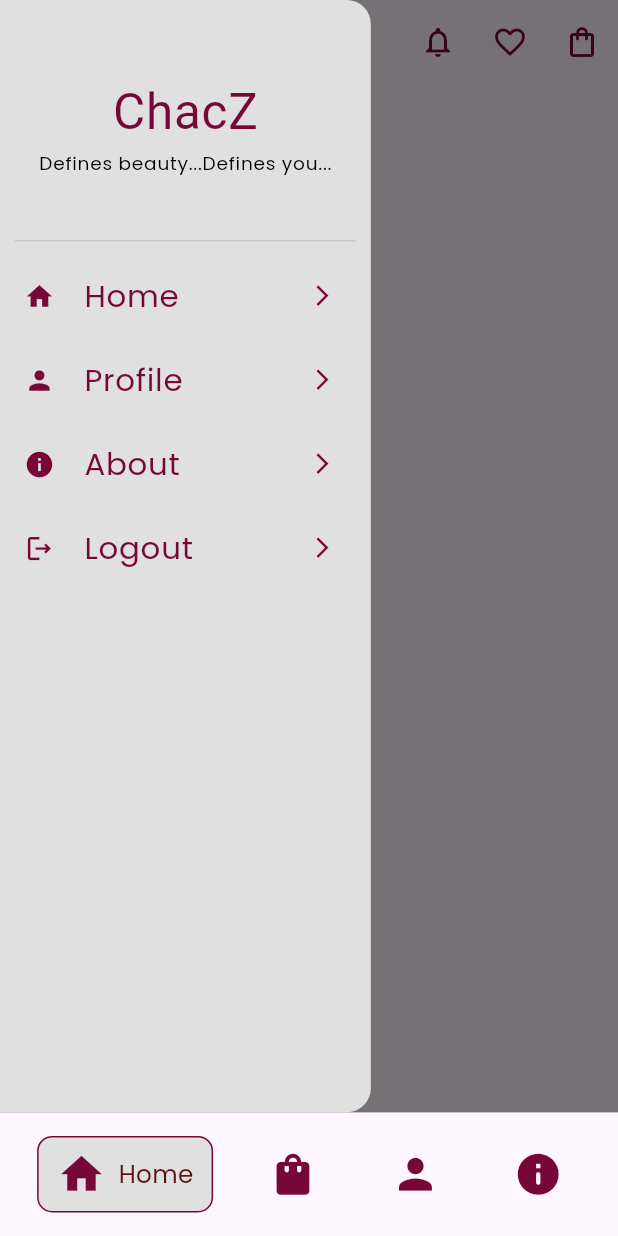
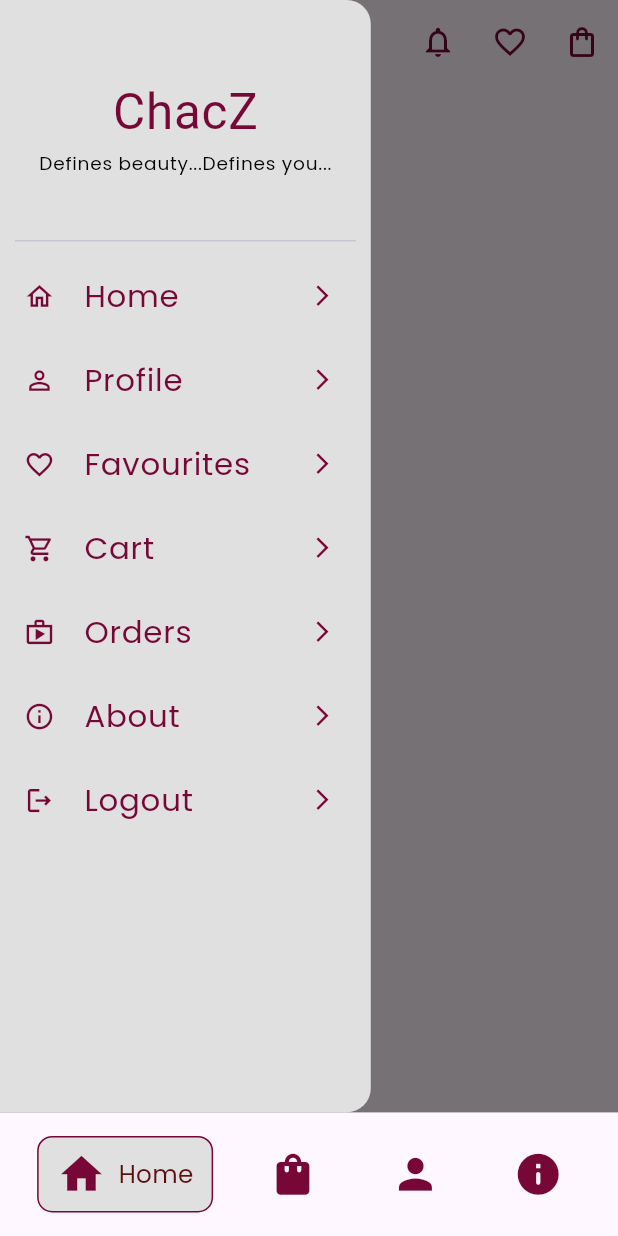
Before and after one commit to Abinberly/chacz, a Flutter app: the screen it shows after launch, in the side drawer, after a tap on the "menu" icon, on a phone screen of 412 x 824 dp. Run offline on Flutter 3.47's test engine with Material 3 defaults, Android fonts, the light colour scheme and no system bars; drawn by our look-alikes of google_nav_bar; our stand-ins replace get, google_fonts; network calls fail; Roboto replaces fonts that are missing (Monoton).

Commit message:
Fifth Commit

```diff
--- a/lib/controller/cart_controller.dart
+++ b/lib/controller/cart_controller.dart
@@ -4,9 +4,13 @@ import '../model/makeup_product.dart';
 
 class CartController extends GetxController {
   RxList<MakeupProduct> cartItems = <MakeupProduct>[].obs;
+    RxList<MakeupProduct> buyNowItems = <MakeupProduct>[].obs;
+
+  RxInt itemCount = 1.obs;
   void addToCart(MakeupProduct product) {
     cartItems.add(product);
   }
+
 
   void removeFromCart(MakeupProduct product) {
     cartItems.remove(product);
@@ -19,4 +23,13 @@ class CartController extends GetxController {
   double getCartTotal() {
     return cartItems.fold(0, (sum, item) => sum + item.price);
   }
+   void increaseItemCount() {
+    itemCount++;
+  }
+
+  void decreaseItemCount() {
+    if (itemCount > 1) {
+      itemCount--;
+    }
+  }
 }
--- a/lib/controller/product_controller.dart
+++ b/lib/controller/product_controller.dart
@@ -4,15 +4,16 @@ import 'dart:convert';
 import 'package:http/http.dart' as http;
 import 'package:get/get.dart';
 import 'package:make_up/model/makeup_product.dart';
-
 import 'cart_controller.dart';
 
 class ProductController extends GetxController {
-  static const int _pageSize = 10;
+  static const int pageSize = 10;
+  static const String apiUrl = 'https://makeup-api.herokuapp.com/api/v1/products.json';
   RxList<MakeupProduct> products = <MakeupProduct>[].obs;
   var isLoading = true.obs;
   var isLastPage = false.obs;
   int currentPage = 1;
+  RxString errorMessage = ''.obs;
   final CartController cartController = Get.find<CartController>();
 
   @override
@@ -24,29 +25,29 @@ class ProductController extends GetxController {
   Future<void> fetchProduct() async {
     isLoading(true);
     try {
-      final response = await http.get(Uri.parse(
-          'https://makeup-api.herokuapp.com/api/v1/products.json?page=$currentPage&limit=$_pageSize'));
+      final http.Response response = await http.get(Uri.parse('$apiUrl?page=$currentPage&limit=$pageSize'));
       if (response.statusCode == 200) {
         final List<dynamic> newProductList = jsonDecode(response.body);
 
-        // Use RxList.obs factory method to ensure correct type
         products = <MakeupProduct>[].obs;
 
-        // Add new items
         products.assignAll(newProductList
             .map((json) => MakeupProduct.fromJson(json))
             .cast<MakeupProduct>());
-
+        errorMessage.value = '';
         if (newProductList.isNotEmpty) {
           currentPage++;
         } else {
           isLastPage(true);
         }
       } else {
-        print('HTTP request failed with status: ${response.statusCode}');
+        errorMessage.value = 'Server responded with status code ${response.statusCode}';
       }
+    } on http.ClientException catch (_) {
+      errorMessage.value = 'Network error occurred. Please check your internet connection.';
     } catch (e) {
-      print("Error while getting the data is $e");
+      errorMessage.value = 'An unexpected error occurred. Please try again later.';
+      print("Error while getting the data: $e");
     } finally {
       isLoading(false);
     }
@@ -55,7 +56,6 @@ class ProductController extends GetxController {
   void addToCart(MakeupProduct product) {
     cartController.addToCart(product);
   }
-
   void loadMoreProduct() {
     if (!isLoading.value && !isLastPage.value) {
       fetchProduct();
--- a/lib/helpers/strings.dart
+++ b/lib/helpers/strings.dart
@@ -6,4 +6,14 @@ class Strings {
   static const String cart = "Cart";
   static const String profile = "Profile";
   static const String logOut = "Logout";
+  static const String favourites = "Favourites";
+  static const String orders = "Orders";
+  static const String emptyCart = "Your cart is empty.";
+  static const String cancel = "Cancel";
+  static const String itemRemovedFrom = "Item removed from your cart.";
+  static const String itemRemoved = 'Item removed';
+  static const String itemMovedFor = "Item moved for payment.";
+  static const String itemMoved = 'Item moved';
+  static const String proceed = 'Proceed';
+  static const String buyNow = 'Buy Now';
 }
--- a/lib/view/pages/cart_page.dart
+++ b/lib/view/pages/cart_page.dart
@@ -1,45 +1,99 @@
 import 'package:flutter/material.dart';
 import 'package:get/get.dart';
 import 'package:make_up/controller/product_controller.dart';
+import 'package:make_up/helpers/app_themes.dart';
+import 'package:make_up/helpers/strings.dart';
+import 'package:make_up/view/pages/buynow_page.dart';
+import 'package:make_up/view/res/app_button.dart';
+import 'package:make_up/view/res/app_snackbar.dart';
+import 'package:make_up/view/res/cart_list_tile.dart';
 
 import '../../controller/cart_controller.dart';
 
 class CartPage extends StatelessWidget {
   final CartController cartController = Get.find<CartController>();
   final ProductController productController = Get.find<ProductController>();
-   CartPage({super.key});
+
+  CartPage({super.key});
   @override
   Widget build(BuildContext context) {
+     double height = MediaQuery.of(context).size.height;
+    double width = MediaQuery.of(context).size.width;
     return Scaffold(
       appBar: AppBar(
-        title: const Text('Shopping Cart'),
+        title:  Text(Strings.cart,style: AppThemes.headline3(fontSize: height*0.05),),
       ),
       body: Obx(
         () => cartController.cartItems.isEmpty
             ? const Center(
-                child: Text('Your cart is empty.'),
+                child: Text(Strings.emptyCart),
               )
             : ListView.builder(
                 itemCount: cartController.cartItems.length,
                 itemBuilder: (context, index) {
-                  final product = cartController.cartItems[index];
-                  return ListTile(
-                    title: Text(product.name),
-                    subtitle: Text('\$${product.price.toString()}'),
-
-                  );
+                   final product = cartController.cartItems[index];
+                  return CartListTile(
+                      image: product.imageLink,
+                      brand: product.brand,
+                      price: product.price.toString(),
+                      icon: Icons.favorite_outline,
+                      onTap: () {
+                        Get.to( BuyNowPage());
+                       productController.addToCart(product);
+                      },
+                      name: product.name,
+                       onIconTap: () {
+                        cartController.removeFromCart(product);
+                        AppSnackbar.show(
+                          messageTitle: Strings.itemRemoved,
+                           message: Strings.itemRemovedFrom ,
+                            titleFontSize: height*0.02, messageFontSize: height*0.03);
+                         },);
                 },
               ),
       ),
       bottomNavigationBar: Padding(
-        padding: const EdgeInsets.all(8.0),
-        child: ElevatedButton(
-          onPressed: () {
+        padding:  EdgeInsets.symmetric(horizontal: width*.05),
+        child:
+            Row(
+              mainAxisAlignment: MainAxisAlignment.spaceBetween,
+             children: [
+          AppButton(
+              title: Strings.cancel,
+              titleColor: AppThemes.appPurpleColor,
+              buttonColor: AppThemes.appWhiteColor,
+              onPressed: () {
+                cartController.clearCart();
+                AppSnackbar.show(
+                    messageTitle: Strings.itemRemoved,
+                    message: Strings.itemRemovedFrom,
+                    titleFontSize: 20,
+                    messageFontSize: 15);
+              },
+              borderColor: AppThemes.appPurpleColor,
+              borderRadius: 15,
+              height: height*0.07,
+              width: width*0.4),
+          AppButton(
+              title: Strings.proceed,
+              titleColor: AppThemes.appWhiteColor,
+              buttonColor: AppThemes.appPurpleColor,
+              onPressed: () {
+               //  Get.to(BuyNowPage(product: cartController.cartItems,))
 
-            //cartController.clearCart();
-          },
-          child: const Text('Proceed to Checkout'),
-        ),
+                 AppSnackbar.show(
+                    messageTitle: Strings.itemMoved,
+                    message: Strings.itemMovedFor,
+                    titleFontSize: 20,
+                    messageFontSize: 15);
+                cartController.clearCart();
+              },
+              borderColor: AppThemes.appPurpleColor,
+              borderRadius: 15,
+              height: height*0.07,
+              width: width*0.4
+              ),
+        ]),
       ),
     );
   }
--- a/lib/view/pages/home_page.dart
+++ b/lib/view/pages/home_page.dart
@@ -1,7 +1,7 @@
 import 'package:flutter/material.dart';
 import 'package:get/get.dart';
 import 'package:make_up/controller/bottom_navigation_controller.dart';
-import 'package:make_up/res/bottom_navigation.dart';
+import 'package:make_up/view/res/bottom_navigation.dart';
 import 'package:make_up/view/pages/about_page.dart';
 import 'package:make_up/view/pages/cart_page.dart';
 import 'package:make_up/view/pages/product_list_view.dart';
--- a/lib/view/pages/product_details_view.dart
+++ b/lib/view/pages/product_details_view.dart
@@ -3,8 +3,8 @@ import 'package:get/get.dart';
 import 'package:make_up/controller/product_controller.dart';
 import 'package:make_up/helpers/app_themes.dart';
 import 'package:make_up/model/makeup_product.dart';
-import 'package:make_up/res/app_icon_button.dart';
-import 'package:make_up/res/product_detail_card.dart';
+import 'package:make_up/view/res/app_icon_button.dart';
+import 'package:make_up/view/res/product_detail_card.dart';
 
 class ProductDetailsView extends StatelessWidget {
   final MakeupProduct product;
--- a/lib/view/pages/product_list_view.dart
+++ b/lib/view/pages/product_list_view.dart
@@ -3,12 +3,12 @@ import 'package:get/get.dart';
 import 'package:make_up/controller/cart_controller.dart';
 import 'package:make_up/controller/product_logic.dart';
 import 'package:make_up/helpers/app_themes.dart';
-import 'package:make_up/res/app_grid_tile.dart';
-import 'package:make_up/res/app_icon_button.dart';
-import 'package:make_up/res/drawer_body.dart';
-import 'package:make_up/res/drawer_header_widget.dart';
+import 'package:make_up/view/res/app_grid_tile.dart';
+import 'package:make_up/view/res/app_icon_button.dart';
+import 'package:make_up/view/res/drawer_body.dart';
+import 'package:make_up/view/res/drawer_header_widget.dart';
 import 'package:make_up/controller/product_controller.dart';
-import 'package:make_up/res/drawer_items_list.dart';
+import 'package:make_up/view/res/drawer_items_list.dart';
 import '../../helpers/strings.dart';
 import 'product_details_view.dart';
 
@@ -66,7 +66,7 @@ class ProductListView extends StatelessWidget {
           : NotificationListener<ScrollEndNotification>(
               onNotification: productLogic.onScrollEnd,
               child: Padding(
-                padding: const EdgeInsets.symmetric(horizontal: 8.0),
+                padding:  EdgeInsets.symmetric(horizontal: width*0.01),
                 child: GridView.builder(
                     gridDelegate:
                         const SliverGridDelegateWithFixedCrossAxisCount(
@@ -104,8 +104,12 @@ class ProductListView extends StatelessWidget {
         child: Column(
           children: [
             const DrawerHeaderWidget(),
-            DrawerBody(
-              items: drawerItemsList.items,
+            Expanded(
+              child: SingleChildScrollView(
+                child: DrawerBody(
+                  items: drawerItemsList.items,
+                ),
+              ),
             ),
           ],
         ),
--- a/lib/res/drawer_body.dart
+++ b/lib/view/res/drawer_body.dart
@@ -1,5 +1,5 @@
 import 'package:flutter/material.dart';
-import 'package:make_up/res/drawer_items.dart';
+import 'package:make_up/view/res/drawer_items.dart';
 
 class DrawerBody extends StatelessWidget {
   final List<DrawerItems> items;
--- a/lib/res/drawer_header_widget.dart
+++ b/lib/view/res/drawer_header_widget.dart
@@ -2,7 +2,7 @@ import 'package:flutter/material.dart';
 import 'package:google_fonts/google_fonts.dart';
 import 'package:make_up/helpers/app_themes.dart';
 
-import '../helpers/strings.dart';
+import '../../helpers/strings.dart';
 
 class DrawerHeaderWidget extends StatelessWidget {
   const DrawerHeaderWidget({super.key});
--- a/lib/res/drawer_items_list.dart
+++ b/lib/view/res/drawer_items_list.dart
@@ -1,6 +1,6 @@
 import 'package:flutter/material.dart';
 import 'package:make_up/helpers/strings.dart';
-import 'package:make_up/res/drawer_items.dart';
+import 'package:make_up/view/res/drawer_items.dart';
 
 class DrawerItemList {
   final List<DrawerItems> items;
@@ -11,17 +11,32 @@ class DrawerItemList {
 final DrawerItemList drawerItemsList = DrawerItemList(items: [
   DrawerItems(
       title: Strings.home,
-      leading: Icons.home,
+      leading: Icons.home_outlined,
       trailing: Icons.arrow_forward_ios,
       onTap: () {}),
   DrawerItems(
       title: Strings.profile,
-      leading: Icons.person,
+      leading: Icons.person_outline,
       trailing: Icons.arrow_forward_ios,
       onTap: () {}),
   DrawerItems(
+      title: Strings.favourites,
+      leading: Icons.favorite_outline,
+      trailing: Icons.arrow_forward_ios,
+      onTap: (){}),
+  DrawerItems(
+      title: Strings.cart,
+      leading: Icons.shopping_cart_outlined,
+      trailing: Icons.arrow_forward_ios,
+      onTap: () {}),
+  DrawerItems(
+      title: Strings.orders,
+      leading: Icons.shop_outlined,
+      trailing: Icons.arrow_forward_ios,
+      onTap: (){}),
+  DrawerItems(
       title: Strings.about,
-      leading: Icons.info,
+      leading: Icons.info_outline,
       trailing: Icons.arrow_forward_ios,
       onTap: () {}),
   DrawerItems(
@@ -29,4 +44,5 @@ final DrawerItemList drawerItemsList = DrawerItemList(items: [
       leading: Icons.logout_outlined,
       trailing: Icons.arrow_forward_ios,
       onTap: () {}),
+
 ]);
--- a/lib/res/product_detail_card.dart
+++ b/lib/view/res/product_detail_card.dart
@@ -1,6 +1,6 @@
 import 'package:flutter/material.dart';
 import 'package:make_up/helpers/app_themes.dart';
-import 'package:make_up/res/app_icon_button.dart';
+import 'package:make_up/view/res/app_icon_button.dart';
 
 class ProductDetailCard extends StatelessWidget {
   final String image;
```
Also changed, not shown: lib/res/app_grid_tile.dart (deleted, +0 -88 lines), lib/view/pages/buynow_page.dart (added, +94 -0 lines), lib/view/res/app_grid_tile.dart (added, +83 -0 lines), lib/view/res/cart_list_tile.dart (added, +88 -0 lines), lib/view/res/app_button.dart (renamed from lib/res/app_button.dart), lib/view/res/app_icon_button.dart (renamed from lib/res/app_icon_button.dart), lib/view/res/app_snackbar.dart (renamed from lib/res/app_snackbar.dart), lib/view/res/bottom_navigation.dart (renamed from lib/res/bottom_navigation.dart), lib/view/res/drawer_items.dart (renamed from lib/res/drawer_items.dart).
